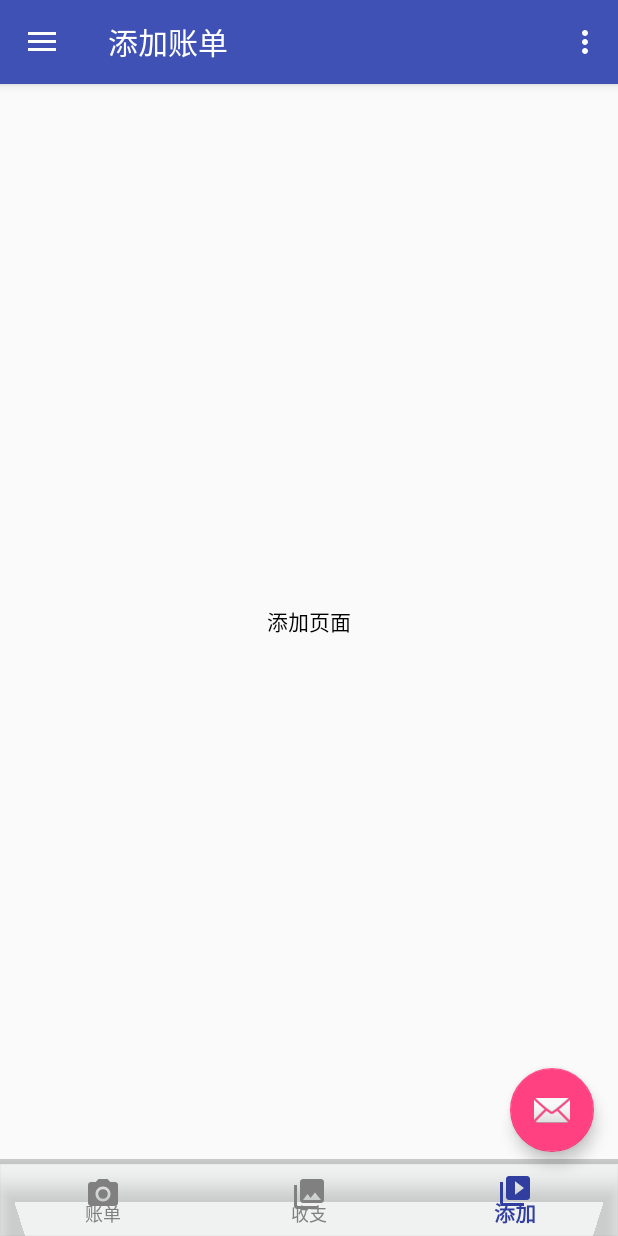
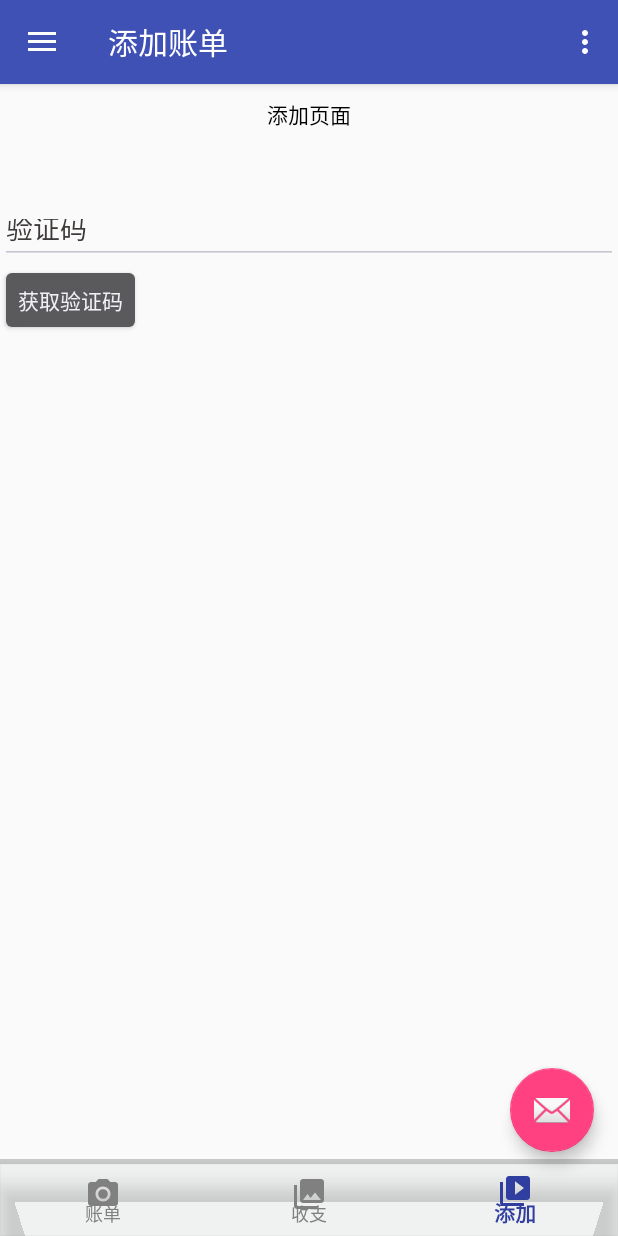
Before and after one commit to Aa136075837/SmallTeamAccount, an Android app: the screen it shows after launch (MainActivity), item 3 of the bottom bar chosen, on a phone screen of 412 x 824 dp. Run offline under Robolectric (Android 15) with nearby library versions, the phone set to English and light mode, and no system bars; our stand-ins replace ButterKnife, RxJava; libraries missing offline, so code that uses them is left out: cn.smssdk, com.mob, com.yanzhenjie.recyclerview; 8 statements that could not run were skipped.

Commit message:
1.集成mob

```diff
--- a/app/src/main/AndroidManifest.xml
+++ b/app/src/main/AndroidManifest.xml
@@ -1,5 +1,6 @@
 <?xml version="1.0" encoding="utf-8"?>
 <manifest xmlns:android="http://schemas.android.com/apk/res/android"
+    xmlns:tools="http://schemas.android.com/tools"
     package="com.smallteam.smallteamaccount">
 
     <uses-permission android:name="android.permission.INTERNET" />
@@ -10,7 +11,8 @@
         android:label="@string/app_name"
         android:roundIcon="@mipmap/ic_launcher_round"
         android:supportsRtl="true"
-        android:theme="@style/AppTheme">
+        android:theme="@style/AppTheme"
+        tools:replace="android:name">
         <activity
             android:name=".ui.activity.MainActivity"
             android:label="@string/app_name"
--- a/app/src/main/java/com/smallteam/smallteamaccount/base/SmallTeamApp.java
+++ b/app/src/main/java/com/smallteam/smallteamaccount/base/SmallTeamApp.java
@@ -1,6 +1,8 @@
 package com.smallteam.smallteamaccount.base;
 
 import android.app.Application;
+
+import com.mob.MobSDK;
 
 /**
  * Created by Administrator on 2018/1/3.
@@ -17,6 +19,7 @@ public class SmallTeamApp extends Application {
     public void onCreate() {
         super.onCreate();
         mInstance = this;
+        MobSDK.init(this);
     }
 
 }
--- a/app/src/main/java/com/smallteam/smallteamaccount/http/api/ApiService.java
+++ b/app/src/main/java/com/smallteam/smallteamaccount/http/api/ApiService.java
@@ -12,6 +12,10 @@ import retrofit2.http.POST;
  */
 
 public interface ApiService {
+
     @POST("mock/5a41adb2b80e3f3080db1dd6/app/login/login")
     Observable<NormalBean> test(@Body RequestBody body);
+
+    @POST("userController/verifyCode")
+    Observable<NormalBean> niaBieLV(@Body RequestBody body);
 }
--- a/app/src/main/java/com/smallteam/smallteamaccount/presenter/AccountListContract.java
+++ b/app/src/main/java/com/smallteam/smallteamaccount/presenter/AccountListContract.java
@@ -23,7 +23,7 @@ import okhttp3.RequestBody;
 
 public interface AccountListContract {
     interface AccountListView extends BaseView {
-        void getListSuccess();
+        void getListSuccess(NormalBean value);
     }
 
     class AccountListPresenter extends BasePresenter<AccountListView> {
@@ -47,7 +47,7 @@ public interface AccountListContract {
                 .observeOn(AndroidSchedulers.mainThread()).subscribeWith(new HttpObserver<NormalBean>(mContext, mAccountListView, true) {
                     @Override
                     protected void call(NormalBean value) {
-                        mView.getListSuccess();
+                        mView.getListSuccess(value);
                     }
                 });
             addObservable(httpObserver);
--- a/app/src/main/java/com/smallteam/smallteamaccount/ui/fragment/AddAccountFragment.java
+++ b/app/src/main/java/com/smallteam/smallteamaccount/ui/fragment/AddAccountFragment.java
@@ -1,17 +1,48 @@
 package com.smallteam.smallteamaccount.ui.fragment;
+
+import android.widget.Button;
+import android.widget.EditText;
 
 import com.smallteam.smallteamaccount.R;
 import com.smallteam.smallteamaccount.base.MVPBaseFragment;
+import com.smallteam.smallteamaccount.bean.NormalBean;
+import com.smallteam.smallteamaccount.http.HttpObserver;
+import com.smallteam.smallteamaccount.http.Load;
 import com.smallteam.smallteamaccount.presenter.AddAccountContract;
+
+import butterknife.BindView;
+import io.reactivex.android.schedulers.AndroidSchedulers;
+import io.reactivex.schedulers.Schedulers;
+import okhttp3.FormBody;
+import okhttp3.RequestBody;
 
 /**
  * Created by Administrator on 2018/1/4.
  */
 
 public class AddAccountFragment extends MVPBaseFragment<AddAccountContract.AddAccountPresenter> implements AddAccountContract.AddAccountView {
+    @BindView(R.id.test_et)
+    EditText mTestEt;
+    @BindView(R.id.send_code)
+    Button mSendCode;
+
     @Override
     protected void initEvents() {
+        mPresenter.sendCode("86", "17620480466");
 
+        mSendCode.setOnClickListener(view -> {
+            RequestBody body = new FormBody.Builder()
+                    .add("phoneNum", "17620480466")
+                    .add("code", mTestEt.getText().toString().trim()).build();
+            HttpObserver<NormalBean> httpObserver = Load.createApi().niaBieLV(body).subscribeOn(Schedulers.io()).observeOn(AndroidSchedulers.mainThread())
+                    .subscribeWith(new HttpObserver<NormalBean>(getActivity()) {
+                        @Override
+                        protected void call(NormalBean value) {
+
+                        }
+                    });
+            addObservable(httpObserver);
+        });
     }
 
     @Override
@@ -21,7 +52,7 @@ public class AddAccountFragment extends MVPBaseFragment<AddAccountContract.AddAc
 
     @Override
     protected AddAccountContract.AddAccountPresenter createPresenter() {
-        return null;
+        return new AddAccountContract.AddAccountPresenter(this, getActivity());
     }
 
     @Override
--- a/app/src/main/res/layout/fragment_add_account.xml
+++ b/app/src/main/res/layout/fragment_add_account.xml
@@ -6,9 +6,25 @@
 
     <TextView
         android:layout_width="match_parent"
-        android:layout_height="match_parent"
+        android:layout_height="40dp"
         android:gravity="center"
         android:text="添加页面"
         android:textColor="@color/black" />
 
+    <EditText
+        android:id="@+id/test_et"
+        android:layout_width="match_parent"
+        android:layout_height="40dp"
+        android:layout_marginTop="40dp"
+        android:focusable="true"
+        android:hint="验证码"
+        android:textColor="@color/text_title_color"
+        android:textColorHint="@color/text_title_color" />
+
+    <Button
+        android:id="@+id/send_code"
+        android:layout_width="wrap_content"
+        android:layout_height="wrap_content"
+        android:text="获取验证码" />
+
 </LinearLayout>
```
Also changed, not shown: app/build.gradle (+14 -1 lines), app/src/main/java/com/smallteam/smallteamaccount/presenter/AddAccountContract.java (+46 -0 lines), app/src/main/java/com/smallteam/smallteamaccount/ui/fragment/AccountListFragment.java (+2 -7 lines), build.gradle (+12 -1 lines).
